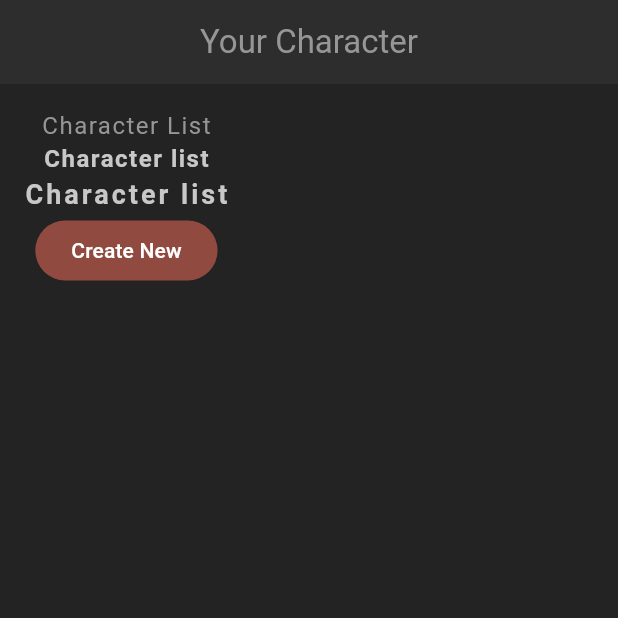
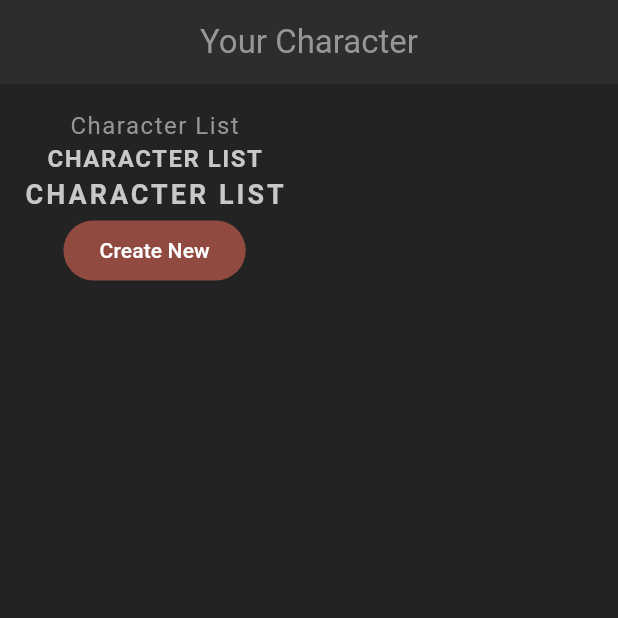
Before and after one commit to kphan1692/flutter_rgp, a Flutter app: the screen it shows after launch, on a phone screen of 412 x 824 dp, the top half of it. Run offline on Flutter 3.47's test engine with Material 3 defaults, Android fonts, the phone set to English and light mode, and no system bars.

Commit message:
Reusable styled text widgets

```diff
--- a/lib/screens/home/home.dart
+++ b/lib/screens/home/home.dart
@@ -1,4 +1,5 @@
 import 'package:flutter/material.dart';
+import 'package:flutter_rpg/shared/styled_text.dart';
 
 class Home extends StatefulWidget {
   const Home({super.key});
@@ -19,11 +20,9 @@ class _HomeState extends State<Home> {
             padding: const EdgeInsets.all(16),
             child: Column(
               children: [
-                const Text('Character List'),
-                Text('Character list',
-                    style: Theme.of(context).textTheme.headlineMedium),
-                Text('Character list',
-                    style: Theme.of(context).textTheme.titleMedium),
+                const StyledText('Character List'),
+                const StyleHeading('Character list'),
+                const StyledTitle('Character list'),
                 FilledButton(
                   onPressed: () {},
                   child: const Text('Create New'),
--- /dev/null
+++ b/lib/shared/styled_text.dart
@@ -0,0 +1,36 @@
+import 'package:flutter/material.dart';
+
+class StyledText extends StatelessWidget {
+  const StyledText(this.text, {super.key});
+
+  final String text;
+
+  @override
+  Widget build(BuildContext context) {
+    return Text(text, style: Theme.of(context).textTheme.bodyMedium);
+  }
+}
+
+class StyleHeading extends StatelessWidget {
+  const StyleHeading(this.text, {super.key});
+
+  final String text;
+
+  @override
+  Widget build(BuildContext context) {
+    return Text(text.toUpperCase(),
+        style: Theme.of(context).textTheme.headlineMedium);
+  }
+}
+
+class StyledTitle extends StatelessWidget {
+  const StyledTitle(this.text, {super.key});
+
+  final String text;
+
+  @override
+  Widget build(BuildContext context) {
+    return Text(text.toUpperCase(),
+        style: Theme.of(context).textTheme.titleMedium);
+  }
+}
```
Also changed, not shown: lib/theme.dart (+8 -8 lines).
